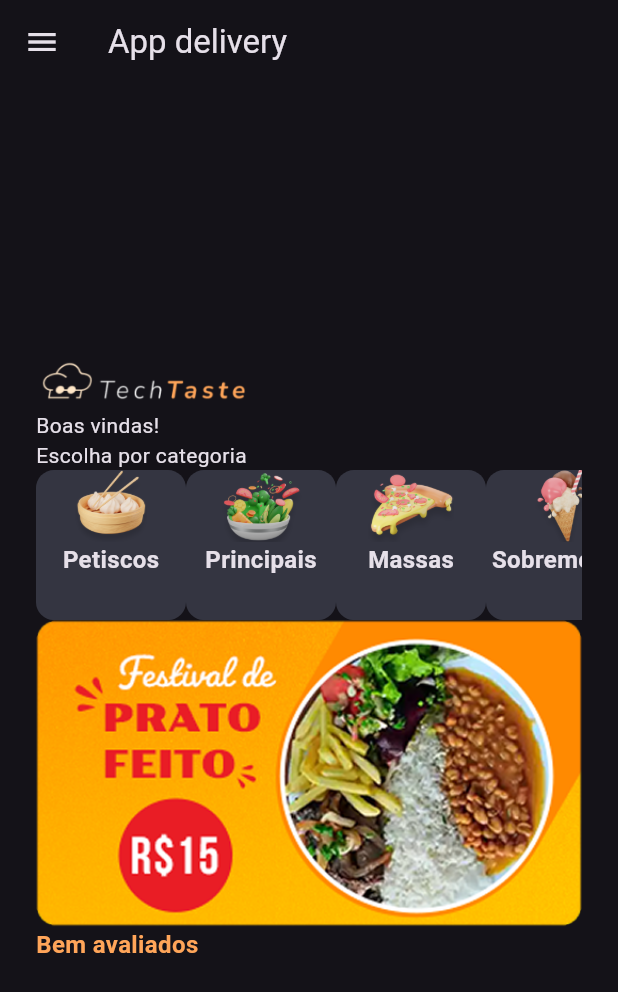
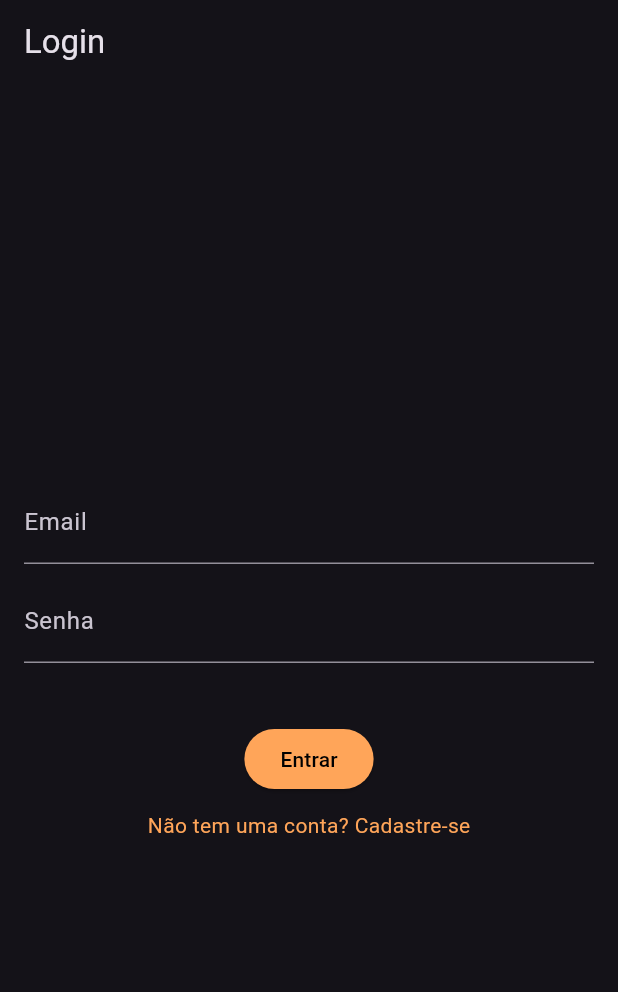
Before and after one commit to BrunoVieira005/Flutter_2, a Flutter app: the screen it shows after launch, after a tap on "Bora", on a phone screen of 412 x 824 dp. Shown: the top 992 px of the screen. Run offline on Flutter 3.47's test engine with Material 3 defaults, Android fonts, the phone set to English and light mode, and no system bars; our stand-ins replace badges, get, sqflite; accounts and stored records are empty.

Commit message:
Aula 07 - 18/09

```diff
--- /dev/null
+++ b/Aula_06/app_delivery/devtools_options.yaml
@@ -0,0 +1,3 @@
+description: This file stores settings for Dart & Flutter DevTools.
+documentation: https://docs.flutter.dev/tools/devtools/extensions#configure-extension-enablement-states
+extensions:
--- /dev/null
+++ b/Aula_06/app_delivery/lib/data/app_database.dart
@@ -0,0 +1,47 @@
+import 'package:sqflite/sqflite.dart';
+import 'package:path/path.dart';
+
+class AppDatabase {
+  // Singleton
+  AppDatabase._internal();
+  static final AppDatabase instance = AppDatabase._internal();
+
+  static const _dbName = 'user.db';
+  static const _dbVersion = 1;
+
+  Database? _db;
+
+  // Getter para o banco de dados (garante que o banco será aberto corretamente)
+  Future<Database> get database async {
+    if (_db != null) return _db!;
+
+    // Inicializa o banco de dados se ainda não estiver inicializado
+    _db = await _open();
+    return _db!;
+  }
+
+  // Função que abre o banco de dados e cria a tabela, caso não exista
+  Future<Database> _open() async {
+    final dbPath = await getDatabasesPath(); // Caminho onde o banco será salvo
+    final path = join(dbPath, _dbName); // Nome do banco de dados
+
+    // Abre o banco de dados ou cria ele se não existir
+    return await openDatabase(
+      path,
+      version: _dbVersion,
+      onCreate: (db, version) async {
+        // Criação da tabela se o banco for novo
+        await db.execute('''
+          CREATE TABLE users(
+            id INTEGER PRIMARY KEY AUTOINCREMENT,
+            email TEXT NOT NULL,
+            senha TEXT NOT NULL
+          )
+        ''');
+      },
+      onUpgrade: (db, oldVersion, newVersion) async {
+        if (oldVersion < newVersion) {}
+      },
+    );
+  }
+}
--- a/Aula_06/app_delivery/lib/data/restaurant_data.dart
+++ b/Aula_06/app_delivery/lib/data/restaurant_data.dart
@@ -19,10 +19,10 @@ class RestaurantData extends ChangeNotifier {
     try {
       final String jsonString = await rootBundle.loadString('assets/data.json');
       final Map<String, dynamic> data = json.decode(jsonString);
-      final List<dynamic> RestaurantData = data['restaurants'];
+      final List<dynamic> restaurantData = data['restaurants'];
 
       _listRestaurant
-          .addAll(RestaurantData.map((e) => Restaurant.fromMap(e)).toList());
+          .addAll(restaurantData.map((e) => Restaurant.fromMap(e)).toList());
       notifyListeners();
     } catch (e) {
       debugPrint('Erro ao carregar restaurante $e');
--- a/Aula_06/app_delivery/lib/ui/widgets/home/home_screen.dart
+++ b/Aula_06/app_delivery/lib/ui/widgets/home/home_screen.dart
@@ -14,7 +14,6 @@ class HomeScreen extends StatelessWidget {
   Widget build(BuildContext context) {
     RestaurantData restaurantData = Provider.of<RestaurantData>(context);
     return Scaffold(
-      drawer: Drawer(),
       appBar: AppBar(
         title: Text('App delivery'),
       ),
--- /dev/null
+++ b/Aula_06/app_delivery/lib/ui/widgets/home/login_screen.dart
@@ -0,0 +1,136 @@
+import 'package:app_delivery/data/app_database.dart';
+import 'package:app_delivery/ui/_core/app_colors.dart';
+import 'package:flutter/material.dart';
+import 'package:app_delivery/ui/widgets/home/home_screen.dart';
+import 'package:app_delivery/ui/widgets/home/register_screen.dart';
+import 'package:sqflite/sqflite.dart';
+
+class LoginScreen extends StatefulWidget {
+  @override
+  _LoginScreenState createState() => _LoginScreenState();
+}
+
+class _LoginScreenState extends State<LoginScreen> {
+  final TextEditingController _emailController = TextEditingController();
+  final TextEditingController _senhaController = TextEditingController();
+  String? _errorMessage;
+  bool _isLoading = false;
+
+  Future<void> _fazerLogin() async {
+    final email = _emailController.text.trim();
+    final senha = _senhaController.text.trim();
+
+    setState(() {
+      _errorMessage = null;
+    });
+
+    // Validação de campos
+    if (email.isEmpty || senha.isEmpty) {
+      setState(() {
+        _errorMessage = 'Preencha todos os campos.';
+      });
+      return;
+    }
+
+    if (!email.contains('@')) {
+      setState(() {
+        _errorMessage = 'Email inválido.';
+      });
+      return;
+    }
+
+    if (senha.length < 6) {
+      setState(() {
+        _errorMessage = 'A senha deve ter pelo menos 6 caracteres.';
+      });
+      return;
+    }
+
+    setState(() {
+      _isLoading = true;
+    });
+
+    try {
+      // Conectando ao banco de dados
+      final Database db = await AppDatabase.instance.database;
+
+      // Consultando se o usuário existe
+      final List<Map<String, dynamic>> result = await db.query(
+        'users',
+        where: 'email = ? AND senha = ?',
+        whereArgs: [email, senha],
+      );
+
+      // Se encontrar um usuário com email e senha válidos
+      if (result.isNotEmpty) {
+        Navigator.pushReplacement(
+          context,
+          MaterialPageRoute(builder: (context) => HomeScreen()),
+        );
+      } else {
+        setState(() {
+          _errorMessage = 'Email ou senha incorretos.';
+        });
+      }
+    } catch (e) {
+      setState(() {
+        _errorMessage = 'Erro ao acessar o banco de dados. Tente novamente.';
+      });
+    } finally {
+      setState(() {
+        _isLoading = false;
+      });
+    }
+  }
+
+  @override
+  Widget build(BuildContext context) {
+    return Scaffold(
+      appBar: AppBar(title: Text('Login')),
+      body: Padding(
+        padding: EdgeInsets.all(16),
+        child: Column(
+          mainAxisAlignment: MainAxisAlignment.center,
+          children: [
+            TextField(
+              controller: _emailController,
+              decoration: InputDecoration(labelText: 'Email'),
+            ),
+            SizedBox(height: 10),
+            TextField(
+              controller: _senhaController,
+              obscureText: true,
+              decoration: InputDecoration(labelText: 'Senha'),
+            ),
+            SizedBox(height: 20),
+            if (_errorMessage != null)
+              Text(
+                _errorMessage!,
+                style: TextStyle(color: Colors.red),
+              ),
+            SizedBox(height: 20),
+            _isLoading
+                ? CircularProgressIndicator()
+                : ElevatedButton(
+                    onPressed: _fazerLogin,
+                    child: Text('Entrar'),
+                  ),
+            SizedBox(height: 10),
+            GestureDetector(
+              onTap: () {
+                Navigator.push(
+                  context,
+                  MaterialPageRoute(builder: (context) => RegisterScreen()),
+                );
+              },
+              child: Text(
+                'Não tem uma conta? Cadastre-se',
+                style: TextStyle(color: AppColors.mainColor),
+              ),
+            ),
+          ],
+        ),
+      ),
+    );
+  }
+}
--- a/Aula_06/app_delivery/lib/ui/widgets/restaurant/restaurant_screen.dart
+++ b/Aula_06/app_delivery/lib/ui/widgets/restaurant/restaurant_screen.dart
@@ -3,6 +3,7 @@
 import 'package:app_delivery/model/dish.dart';
 import 'package:app_delivery/model/restaurant.dart';
 import 'package:app_delivery/ui/_core/app_colors.dart';
+import 'package:app_delivery/ui/_core/appbar.dart';
 import 'package:app_delivery/ui/bag_provider.dart';
 import 'package:flutter/material.dart';
 import 'package:provider/provider.dart';
@@ -14,9 +15,7 @@ class Restaurantscreen extends StatelessWidget {
   @override
   Widget build(BuildContext context) {
     return Scaffold(
-      appBar: AppBar(
-        title: Text("App restaurant"),
-      ),
+      appBar: getAppBar(context: context, title: restaurant.name),
       body: Center(
         child: Column(
           mainAxisSize: MainAxisSize.min,
@@ -38,27 +37,25 @@ class Restaurantscreen extends StatelessWidget {
                   fontWeight: FontWeight.bold),
             ),
             Column(
-              children: List.generate(restaurant.dishes.length,(index){
-                Dish dish = restaurant.dishes[index];
-                return ListTile(
-                leading:  Image.asset('assets/dishes/default.png',
-                width: 48,height: 48,),
+                children: List.generate(restaurant.dishes.length, (index) {
+              Dish dish = restaurant.dishes[index];
+              return ListTile(
+                leading: Image.asset(
+                  'assets/dishes/default.png',
+                  width: 48,
+                  height: 48,
+                ),
                 title: Text(dish.name),
                 subtitle: Text('R\$${dish.price.toStringAsFixed(2)}'),
                 trailing: IconButton(
-                  onPressed: (){
-                    context.read()<BagProvider>().addAllDishes([dish]);
-                  }, icon: Icon(Icons.add)),
-
-                );
-
-              })
-            )
+                    onPressed: () {
+                      context.read<BagProvider>().addAllDishes([dish]);
+                    },
+                    icon: Icon(Icons.add)),
+              );
+            }))
           ],
-
         ),
-
-
       ),
     );
   }
--- a/Aula_06/app_delivery/lib/ui/widgets/splash/splash_screen.dart
+++ b/Aula_06/app_delivery/lib/ui/widgets/splash/splash_screen.dart
@@ -1,5 +1,6 @@
 import 'package:app_delivery/ui/_core/app_colors.dart';
 import 'package:app_delivery/ui/widgets/home/home_screen.dart';
+import 'package:app_delivery/ui/widgets/home/login_screen.dart';
 import 'package:flutter/material.dart';
 
 class SplashScreen extends StatelessWidget {
@@ -42,7 +43,7 @@ class SplashScreen extends StatelessWidget {
                               Navigator.pushReplacement(
                                   context,
                                   MaterialPageRoute(
-                                      builder: (context) => HomeScreen()));
+                                      builder: (context) => LoginScreen()));
                             },
                             child: Text('Bora')),
                       )
--- a/Aula_06/app_delivery/pubspec.yaml
+++ b/Aula_06/app_delivery/pubspec.yaml
@@ -37,6 +37,8 @@ dependencies:
   cupertino_icons: ^1.0.8
   provider: ^6.1.4
   badges: ^3.1.2
+  sqflite: ^2.3.2+1
+  path: ^1.9.0
 
 dev_dependencies:
   flutter_test:
```
Also changed, not shown: Aula_06/app_delivery/lib/ui/_core/appbar.dart (added, +33 -0 lines), Aula_06/app_delivery/lib/ui/widgets/checkout/checkout.dart (added, +150 -0 lines), Aula_06/app_delivery/lib/ui/widgets/home/register_screen.dart (added, +118 -0 lines), Aula_06/app_delivery/pubspec.lock, 3 other files.
